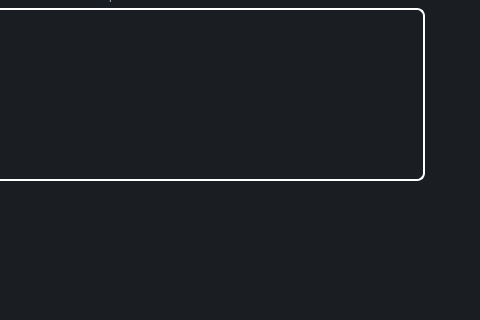
Before: the Qt Designer form Resources/depotdownloadergui.ui in Mn0ky/PyDepotDownloaderGUI, drawn with Qt 5; both pictures show x 266 to 746 and y 352 to 672 of the 746 by 672 pixel window.
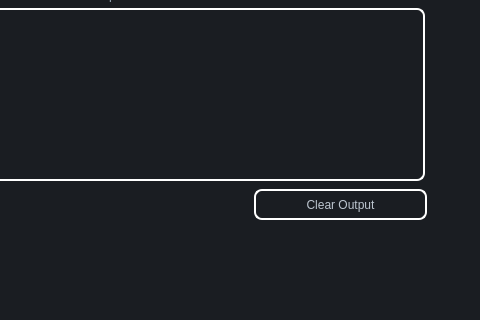
After: the same form once the commit is applied.

Commit message:
clear button
* added button to clear output

The edit to the form file:
```diff
--- a/Resources/depotdownloadergui.ui
+++ b/Resources/depotdownloadergui.ui
@@ -628,6 +628,46 @@
      </item>
     </layout>
    </widget>
+   <widget class="QWidget" name="verticalLayoutWidget_8">
+    <property name="geometry">
+     <rect>
+      <x>520</x>
+      <y>540</y>
+      <width>173</width>
+      <height>33</height>
+     </rect>
+    </property>
+    <layout class="QVBoxLayout" name="cblay">
+     <item>
+      <widget class="QPushButton" name="cb">
+       <property name="minimumSize">
+        <size>
+         <width>171</width>
+         <height>31</height>
+        </size>
+       </property>
+       <property name="font">
+        <font>
+         <family>Arial</family>
+        </font>
+       </property>
+       <property name="cursor">
+        <cursorShape>PointingHandCursor</cursorShape>
+       </property>
+       <property name="styleSheet">
+        <string notr="true">padding: 1px;
+color: rgb(189, 198, 208);
+border-style: solid;
+border: 2px solid #fff;
+border-radius: 8px;</string>
+       </property>
+       <property name="text">
+        <string>Clear Output</string>
+       </property>
+      </widget>
+     </item>
+    </layout>
+   </widget>
   </widget>
   <widget class="QMenuBar" name="menubar">
    <property name="geometry">
```
The commit also changes 1 other file.
